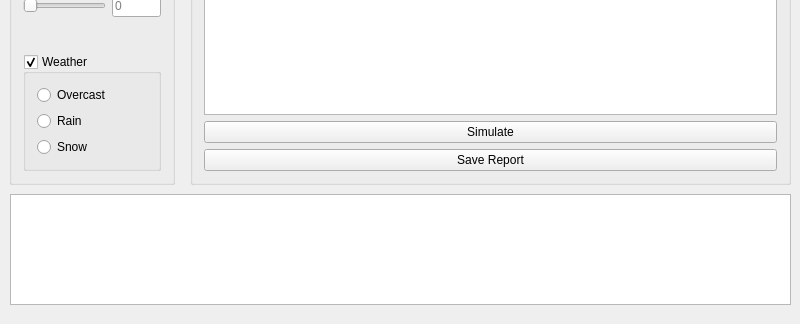
Old version of the form CrowdAnalysys/mainwindow.ui in the repository AlexanderJHill/Software-Engineering; both pictures show x 0 to 800 and y 386 to 710 of the 800 by 710 pixel window.
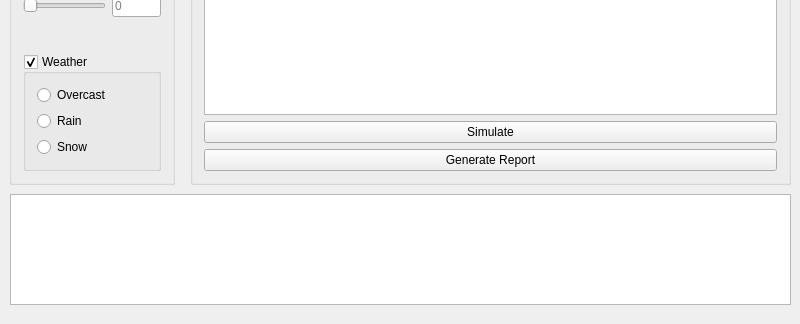
New version of the form.

```diff
--- a/CrowdAnalysys/mainwindow.ui
+++ b/CrowdAnalysys/mainwindow.ui
@@ -347,7 +347,7 @@
      <item>
       <widget class="QPushButton" name="pushButton_2">
        <property name="text">
-        <string>Save Report</string>
+        <string>Generate Report</string>
        </property>
       </widget>
      </item>
```
